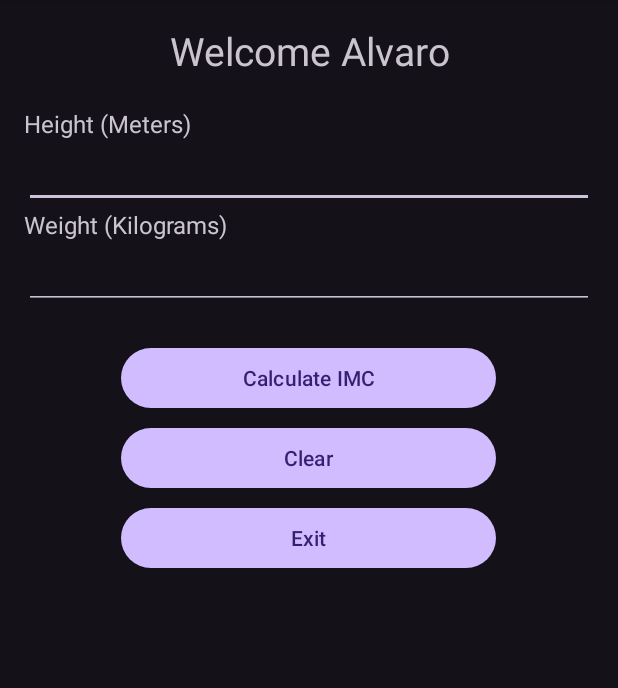
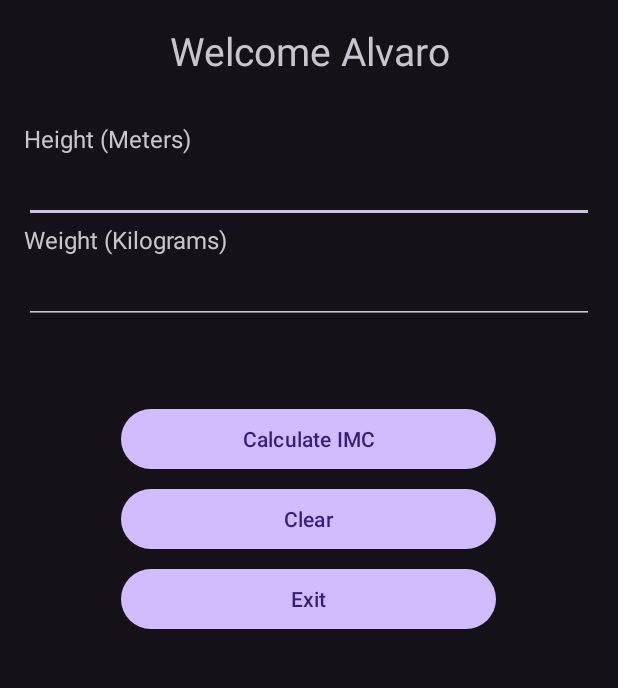
Before and after one commit to INGCapaDev/Calculadora-Imc-Kotlin, an Android app: the screen it shows after launch (MainActivity), on a phone screen of 412 x 824 dp, the part 96-784 px from its top. Run offline under Robolectric (Android 15) with nearby library versions, the phone set to English and light mode, and no system bars.

Commit message:
Changes in Layout

```diff
--- a/app/src/main/res/layout/activity_main.xml
+++ b/app/src/main/res/layout/activity_main.xml
@@ -14,7 +14,7 @@
        <TextView
            android:layout_width="match_parent"
            android:layout_height="wrap_content"
-           android:layout_marginBottom="20dp"
+           android:layout_marginBottom="30dp"
            android:textAlignment="center"
            android:textSize="26sp"
            android:text="@string/greeting"/>
@@ -50,6 +50,8 @@
        <TextView
            android:layout_width="match_parent"
            android:layout_height="wrap_content"
+           android:layout_margin="15dp"
+           android:textAlignment="center"
            android:id="@+id/lblIMC"
            android:textSize="16sp"/>
 
```
